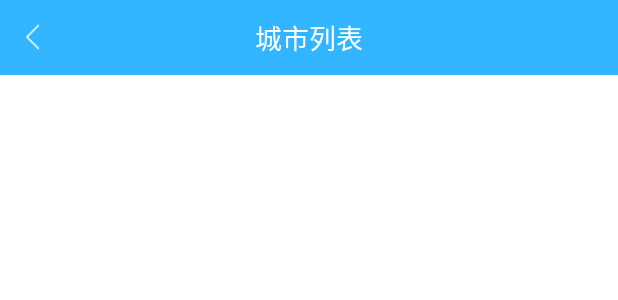
After one commit to qiangstrong/SuBangApp, an Android app: the layout activity_city.xml on its own in the app's theme, with its tools: preview values and no code run, on a phone screen of 412 x 824 dp. The commit adds this screen. Shown: the top 300 px of the screen. Run offline under Robolectric (Android 15) with nearby library versions, the phone set to English and light mode, and no system bars.

Commit message:
城市列表界面
home界面中可以选择城市；调整了home界面的代码结构

```diff
--- a/app/src/main/java/com/subang/app/activity/AddrActivity.java
+++ b/app/src/main/java/com/subang/app/activity/AddrActivity.java
@@ -14,6 +14,7 @@ import android.widget.SimpleAdapter;
 import android.widget.Toast;
 
 import com.subang.api.UserAPI;
+import com.subang.app.helper.AddrDataHelper;
 import com.subang.app.util.AppConst;
 import com.subang.app.util.AppShare;
 import com.subang.app.util.AppUtil;
@@ -98,6 +99,7 @@ public class AddrActivity extends Activity {
                         addrItem = new HashMap<String, Object>();
                         addrItem.put("name", addr.getName());
                         addrItem.put("cellnum", addr.getCellnum());
+                        addrItem.put("area", AddrDataHelper.getAreaDes(addr));
                         addrItem.put("detail", addr.getDetail());
                         addrItems.add(addrItem);
                     }
@@ -153,8 +155,8 @@ public class AddrActivity extends Activity {
 
         addrItems = new ArrayList<>();
         addrSimpleAdapter = new SimpleAdapter(AddrActivity.this, addrItems, R.layout.item_addr,
-                new String[]{"name", "cellnum", "detail"},
-                new int[]{R.id.tv_name, R.id.tv_cellnum, R.id.tv_detail});
+                new String[]{"name", "cellnum", "area", "detail"},
+                new int[]{R.id.tv_name, R.id.tv_cellnum, R.id.tv_area, R.id.tv_detail});
         lv_addr.setAdapter(addrSimpleAdapter);
         lv_addr.setOnItemClickListener(addrOnItemClickListener);
         lv_addr.setMenuCreator(swipeMenuCreator);
--- /dev/null
+++ b/app/src/main/res/layout/activity_city.xml
@@ -0,0 +1,50 @@
+<?xml version="1.0" encoding="utf-8"?>
+<RelativeLayout xmlns:android="http://schemas.android.com/apk/res/android"
+    xmlns:tools="http://schemas.android.com/tools"
+    android:layout_width="fill_parent"
+    android:layout_height="fill_parent"
+    android:background="@color/gray"
+    android:clipToPadding="true"
+    android:fitsSystemWindows="true"
+    tools:context="com.subang.app.activity.CityActivity">
+
+    <RelativeLayout
+        android:id="@+id/rl_title"
+        android:layout_width="fill_parent"
+        android:layout_height="50.0dip"
+        android:background="@color/blue_theme">
+
+        <ImageView
+            android:id="@+id/iv_back"
+            android:layout_width="wrap_content"
+            android:layout_height="45.0dip"
+            android:layout_centerVertical="true"
+            android:layout_marginLeft="15.0dip"
+            android:contentDescription="@null"
+            android:onClick="iv_back_onClick"
+            android:src="@drawable/back_btn" />
+
+        <TextView
+            android:layout_width="wrap_content"
+            android:layout_height="wrap_content"
+            android:layout_centerInParent="true"
+            android:text="城市列表"
+            android:textColor="@android:color/white"
+            android:textSize="@dimen/tile_size" />
+    </RelativeLayout>
+
+
+    <ListView
+        android:id="@+id/lv_city"
+        android:layout_width="fill_parent"
+        android:layout_height="fill_parent"
+        android:layout_below="@id/rl_title"
+        android:background="@android:color/white"
+        android:cacheColorHint="#00000000"
+        android:divider="#ffe5e5e5"
+        android:dividerHeight="0.5dip"
+        android:fadingEdge="none"
+        android:fastScrollEnabled="false"
+        android:listSelector="@android:color/transparent"
+        android:smoothScrollbar="true" />
+</RelativeLayout>
--- a/app/src/main/res/values/strings.xml
+++ b/app/src/main/res/values/strings.xml
@@ -3,7 +3,6 @@
     <string name="app_name">速帮洗衣</string>
     <string name="file_user">user</string>
     <string name="err_network">网络连接错误，请检查网络是否连通。</string>
-    <string name="err_update">请刷新页面，然后重试。</string>
     <string name="flag_user">我们只做最专业的品质服务</string>
     <string name="operation_cancel">取消</string>
     <string name="operation_urge">催单</string>
```
Also changed, not shown: app/src/main/AndroidManifest.xml (+10 -11 lines), app/src/main/java/com/subang/app/activity/CityActivity.java (added, +112 -0 lines), app/src/main/java/com/subang/app/fragment/HomeFragment.java (+44 -17 lines), app/src/main/java/com/subang/app/helper/AddrDataHelper.java (+11 -0 lines), app/src/main/java/com/subang/app/util/AppUtil.java (+1 -6 lines), app/src/main/res/layout/item_addr.xml (+13 -2 lines), app/src/main/res/layout/item_city.xml (added, +24 -0 lines).
